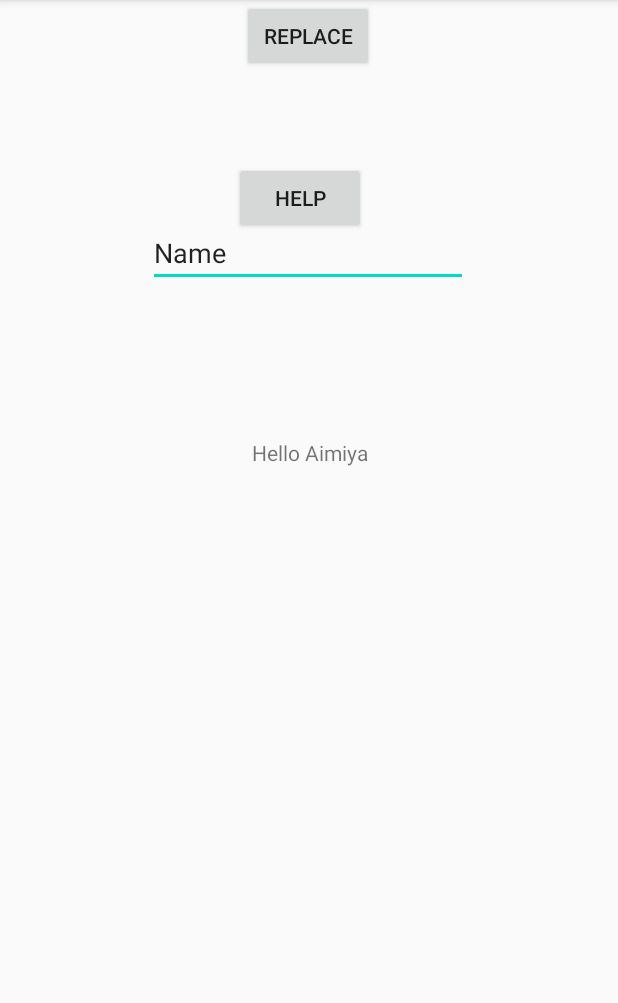
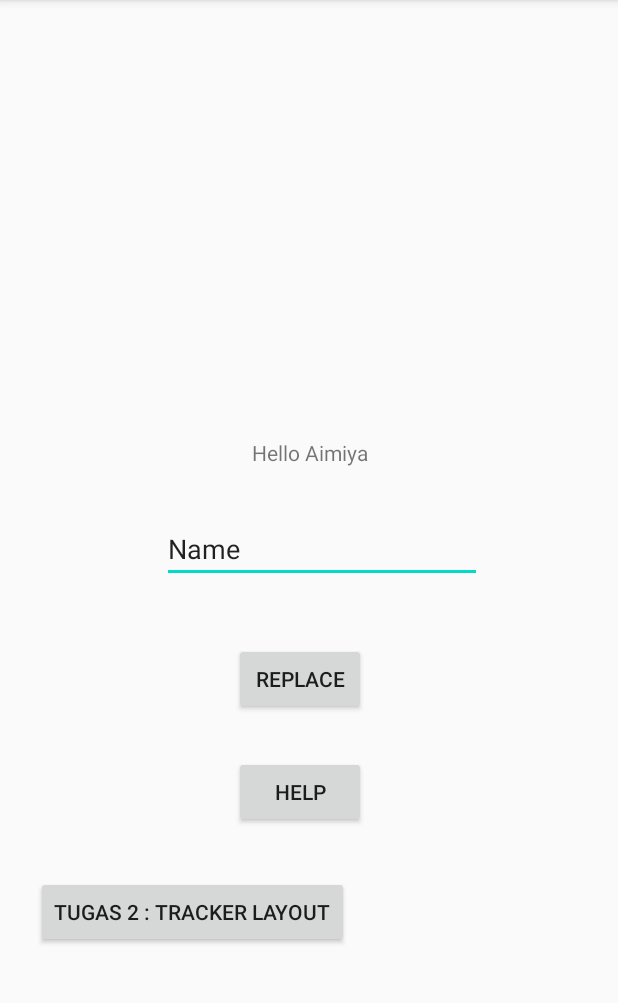
Before and after one commit to aimiyaperumika/progmob, an Android app: the screen it shows after launch (MainActivity), on a phone screen of 412 x 824 dp, the part 84-1087 px from its top. Run offline under Robolectric (Android 15) with nearby library versions, the phone set to English and light mode, and no system bars.

Commit message:
Progmob Activity, Layout dan Tugas 2

```diff
--- a/app/src/main/AndroidManifest.xml
+++ b/app/src/main/AndroidManifest.xml
@@ -9,7 +9,8 @@
         android:roundIcon="@mipmap/ic_launcher_round"
         android:supportsRtl="true"
         android:theme="@style/AppTheme">
-        <activity android:name=".HelpActivity"></activity>
+        <activity android:name=".TrackerActivity"></activity>
+        <activity android:name=".HelpActivity" />
         <activity android:name=".MainActivity">
             <intent-filter>
                 <action android:name="android.intent.action.MAIN" />
--- a/app/src/main/java/ukdw/com/progmob_2020/MainActivity.java
+++ b/app/src/main/java/ukdw/com/progmob_2020/MainActivity.java
@@ -22,6 +22,7 @@ public class MainActivity extends AppCompatActivity {
         Button myBtn = (Button)findViewById(R.id.button1);
         final EditText myEditText = (EditText)findViewById(R.id.editText1);
         Button btnHelp = (Button)findViewById(R.id.btnHelp);
+        Button btnTugas = (Button)findViewById(R.id.btnTugas);
 
         //action
         textView.setText(R.string.text_hello_world);
@@ -44,5 +45,12 @@ public class MainActivity extends AppCompatActivity {
                 startActivity(intent);
             }
         });
+       btnTugas.setOnClickListener((new View.OnClickListener() {
+           @Override
+           public void onClick(View v) {
+               Intent intent = new Intent(MainActivity.this,TrackerActivity.class);
+               startActivity(intent);
+           }
+       }));
     }
 }
--- a/app/src/main/res/layout/activity_main.xml
+++ b/app/src/main/res/layout/activity_main.xml
@@ -21,25 +21,25 @@
         android:id="@+id/button1"
         android:layout_width="wrap_content"
         android:layout_height="wrap_content"
+        android:layout_marginTop="40dp"
         android:text="Replace"
         app:layout_constraintEnd_toEndOf="parent"
-        app:layout_constraintHorizontal_bias="0.498"
+        app:layout_constraintHorizontal_bias="0.482"
         app:layout_constraintStart_toStartOf="parent"
-        tools:layout_editor_absoluteY="388dp" />
+        app:layout_constraintTop_toBottomOf="@+id/editText1" />
 
     <EditText
         android:id="@+id/editText1"
         android:layout_width="wrap_content"
         android:layout_height="wrap_content"
+        android:layout_marginTop="32dp"
         android:ems="10"
         android:inputType="textPersonName"
         android:text="Name"
-        app:layout_constraintBottom_toTopOf="@+id/button1"
         app:layout_constraintEnd_toEndOf="parent"
-        app:layout_constraintHorizontal_bias="0.497"
+        app:layout_constraintHorizontal_bias="0.542"
         app:layout_constraintStart_toStartOf="parent"
-        app:layout_constraintTop_toBottomOf="@+id/mainActivityTextView"
-        app:layout_constraintVertical_bias="0.463" />
+        app:layout_constraintTop_toBottomOf="@+id/mainActivityTextView" />
 
     <Button
         android:id="@+id/btnHelp"
@@ -51,6 +51,17 @@
         app:layout_constraintHorizontal_bias="0.482"
         app:layout_constraintStart_toStartOf="parent"
         app:layout_constraintTop_toBottomOf="@+id/button1"
-        app:layout_constraintVertical_bias="0.089" />
+        app:layout_constraintVertical_bias="0.111" />
+
+    <Button
+        android:id="@+id/btnTugas"
+        android:layout_width="wrap_content"
+        android:layout_height="wrap_content"
+        android:layout_marginStart="24dp"
+        android:text="Tugas 2 : Tracker Layout"
+        app:layout_constraintBottom_toBottomOf="parent"
+        app:layout_constraintStart_toStartOf="parent"
+        app:layout_constraintTop_toBottomOf="@+id/btnHelp"
+        app:layout_constraintVertical_bias="0.189" />
 
 </androidx.constraintlayout.widget.ConstraintLayout>
```
Also changed, not shown: app/src/main/java/ukdw/com/progmob_2020/TrackerActivity.java (added, +18 -0 lines), app/src/main/res/layout/activity_tracker.xml (added, +108 -0 lines).
